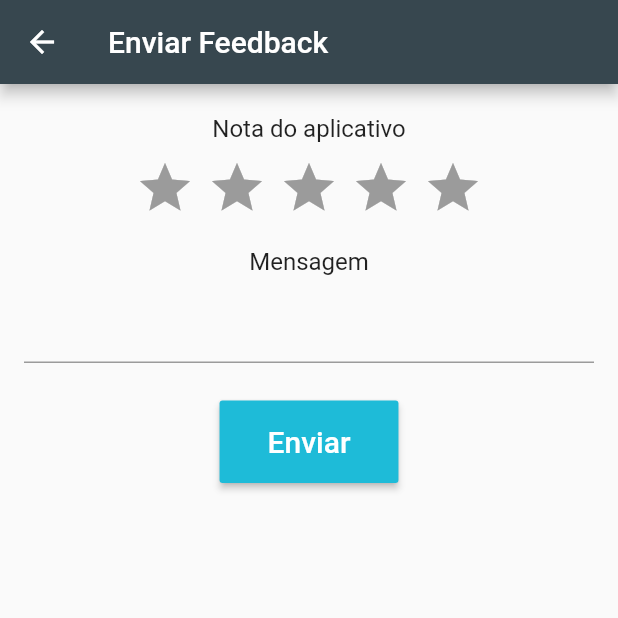
After one commit to Segatti/MyBus, a Flutter app: the FeedbackNota screen opened by its route, after a tap on "Enviar", on a phone screen of 412 x 824 dp, the top half of it. The commit adds this screen. Run offline on Flutter 3.47's test engine with Material 2 defaults, Android fonts, the phone set to English and light mode, and no system bars; drawn by our look-alikes of flutter_rating_bar; our stand-ins replace cloud_firestore, firebase_auth, geolocator; missing offline and left inert: flutter_mapbox_navigation, mapbox_gl; accounts and stored records are empty; network calls fail.

Commit message:
Quase finalizado

```diff
--- a/lib/Rotas.dart
+++ b/lib/Rotas.dart
@@ -1,12 +1,14 @@
 import 'package:flutter/material.dart';
 import 'package:mybus/telas/Cadastro.dart';
+import 'package:mybus/telas/FeedbackNota.dart';
 import 'package:mybus/telas/Home.dart';
+import 'package:mybus/telas/Horarios.dart';
+import 'package:mybus/telas/Info.dart';
 import 'package:mybus/telas/Mapa.dart';
 
 class Rotas {
 
   static Route<dynamic> gerarRotas(RouteSettings settings){
-
     switch( settings.name ){
       case "/" :
         return MaterialPageRoute(
@@ -20,8 +22,20 @@ class Rotas {
         return MaterialPageRoute(
             builder: (_) => Mapa()
         );
+      case "/info" :
+        return MaterialPageRoute(
+            builder: (_) => Info()
+        );
+      case "/horarios" :
+        return MaterialPageRoute(
+            builder: (_) => Horarios()
+        );
+      case "/feedback" :
+        return MaterialPageRoute(
+            builder: (_) => FeedbackNota()
+        );
       default:
-        _erroRota();
+        return _erroRota();
     }
 
   }
--- /dev/null
+++ b/lib/model/FeedBack.dart
@@ -0,0 +1,82 @@
+import 'package:cloud_firestore/cloud_firestore.dart';
+import 'package:firebase_auth/firebase_auth.dart';
+
+class FeedBack{
+  //Atributos
+  String _id;
+  double _nota;
+  String _msg;
+
+  //Funções Específicas
+  Map<String, dynamic> toMap(){
+    Map<String, dynamic> map = {
+      "nota" : this.nota,
+      "msg" : this.msg,
+    };
+    return map;
+  }
+
+  //Funções Básicas
+  Future create() async{
+    Firestore banco = Firestore.instance;
+    FirebaseAuth user = FirebaseAuth.instance;
+    FirebaseUser usuarioLogado = await user.currentUser();
+    banco.collection('feedback').document(usuarioLogado.uid).setData(this.toMap());
+  }
+
+  Future read() async{
+    Firestore banco = Firestore.instance;
+    QuerySnapshot querySnapshot = await banco.collection('feedback').getDocuments();
+    List<FeedBack> dados = new List();
+    for(DocumentSnapshot item in querySnapshot.documents){
+      dados.add(new FeedBack(item.documentID, item.data['nota'], item.data['tipo']));
+    }
+    return dados;
+  }
+
+  Future update(Map<String, dynamic> map) async{
+    Firestore banco = Firestore.instance;
+    FirebaseAuth user = FirebaseAuth.instance;
+    FirebaseUser usuarioLogado = await user.currentUser();
+    banco.collection('feedback').document(usuarioLogado.uid).updateData(map);
+  }
+
+  Future delete() async{
+    Firestore banco = Firestore.instance;
+    FirebaseAuth user = FirebaseAuth.instance;
+    FirebaseUser usuarioLogado = await user.currentUser();
+    banco.collection('feedback').document(usuarioLogado.uid).delete();
+  }
+
+  //Funções Primitivas
+  FeedBack(this._id, this._nota, this._msg);
+
+  String get id => _id;
+
+  set id(String value) {
+    if(value == null) {
+      throw new ArgumentError();
+    }
+    _id = value;
+  }
+
+  String get msg => _msg;
+
+  set msg(String value) {
+    if(value == null) {
+      throw new ArgumentError();
+    }
+    _msg = value;
+  }
+
+  double get nota => _nota;
+
+  set nota(double value) {
+    if(value == null) {
+      throw new ArgumentError();
+    }
+    _nota = value;
+  }
+
+
+}
--- a/lib/telas/Cadastro.dart
+++ b/lib/telas/Cadastro.dart
@@ -32,11 +32,11 @@ class _CadastroState extends State<Cadastro> {
     String notaBus = _notaOnibus.floor().toString();
 
     //validar campos
-    if( nome.isNotEmpty ){
+    if( nome.trim().isNotEmpty ){
 
-      if( email.isNotEmpty && email.contains("@") ){
+      if( email.trim().isNotEmpty && email.contains("@") ){
 
-        if( senha.isNotEmpty && senha.length > 6 ){
+        if( senha.trim().isNotEmpty && senha.length > 6 ){
 
           if( _qtdOnibus != 0 || _timeOnibus != 0 ){
 
--- /dev/null
+++ b/lib/telas/FeedbackNota.dart
@@ -0,0 +1,113 @@
+import 'package:flutter/material.dart';
+import 'package:flutter_rating_bar/flutter_rating_bar.dart';
+import 'package:mybus/model/FeedBack.dart';
+
+class FeedbackNota extends StatefulWidget {
+  @override
+  _FeedbackNotaState createState() => _FeedbackNotaState();
+}
+
+class _FeedbackNotaState extends State<FeedbackNota> {
+
+  double _nota;
+  TextEditingController _msg = TextEditingController();
+
+  _validaDados(){
+    print("_validaDados - Inicio");
+    double star = _nota;
+    String msg = _msg.text;
+
+    if(msg.trim().isNotEmpty && star != 0){
+      _enviarDados();
+    }
+    print("_validaDados - Fim");
+  }
+
+  _enviarDados(){
+    print("_enviarDados - Inicio");
+    double star = _nota;
+    String msg = _msg.text;
+
+    FeedBack feedBack = new FeedBack('', star, msg);
+    feedBack.create();
+
+    Navigator.pop(context);
+    print("_enviarDados - Fim");
+  }
+
+  @override
+  Widget build(BuildContext context) {
+    return Scaffold(
+      appBar: AppBar(
+        title: Text("Enviar Feedback"),
+      ),
+      body: Container(
+        padding: EdgeInsets.all(16),
+        child: SingleChildScrollView(
+            child: Column(
+              //mainAxisAlignment: MainAxisAlignment.center,
+              //crossAxisAlignment: CrossAxisAlignment.center,
+              children: <Widget>[
+                Padding(
+                  padding: EdgeInsets.fromLTRB(0, 4, 0, 10),
+                  child: Text(
+                    "Nota do aplicativo",
+                    style: TextStyle(
+                      fontSize: 16,
+                    ),
+                  ),
+                ),
+                Padding(
+                  padding: EdgeInsets.fromLTRB(0, 0, 0, 20),
+                  child: RatingBar(
+                    initialRating: 0,
+                    minRating: 1,
+                    direction: Axis.horizontal,
+                    allowHalfRating: true,
+                    itemCount: 5,
+                    itemPadding: EdgeInsets.symmetric(horizontal: 4.0),
+                    itemBuilder: (context, _) => Icon(
+                      Icons.star,
+                      color: Colors.amber,
+                    ),
+                    onRatingUpdate: (rating) {
+                      print(rating);
+                      _nota = rating;
+                    },
+                  ),
+                ),
+                Padding(
+                  padding: EdgeInsets.fromLTRB(0, 0, 0, 10),
+                  child: Text(
+                    "Mensagem",
+                    style: TextStyle(
+                      fontSize: 16,
+                    ),
+                  ),
+                ),
+                Padding(
+                  padding: EdgeInsets.fromLTRB(0, 0, 0, 25),
+                  child: TextField(
+                    controller: _msg,
+                    keyboardType: TextInputType.multiline,
+                    maxLines: null,
+                  ),
+                ),
+                RaisedButton(
+                  child: Text(
+                    "Enviar",
+                    style: TextStyle(color: Colors.white, fontSize: 20),
+                  ),
+                  padding: EdgeInsets.fromLTRB(32, 16, 32, 16),
+                  color: Color(0xff1ebbd8),
+                  onPressed: (){
+                    _validaDados();
+                  },
+                )
+              ],
+            ),
+          ),
+      ),
+    );
+  }
+}
```
Also changed, not shown: lib/model/Transporte.dart (+21 -0 lines), lib/model/Usuario.dart (+30 -0 lines), lib/telas/Horarios.dart (added, +15 -0 lines), lib/telas/Info.dart (added, +106 -0 lines), lib/telas/Mapa.dart (+16 -4 lines), pubspec.yaml (+9 -0 lines), images/logo.png, pubspec.lock, 27 other files.
